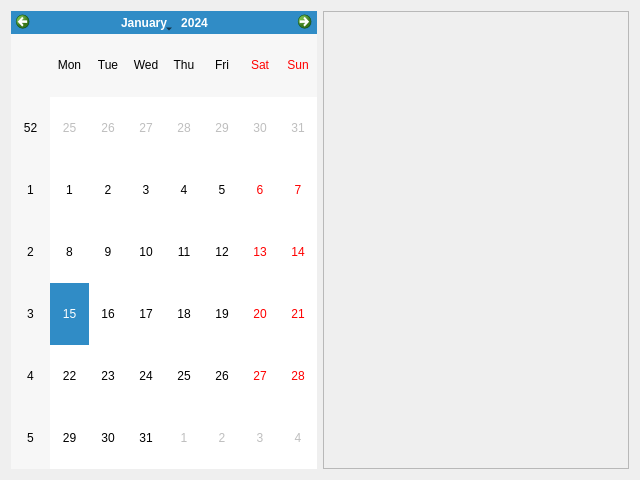
The window that src/GUI/TasksList/TasksList.ui (Yaon-C2H8N2/Projet-CDAA) describes before a commit, drawn with Qt 5.
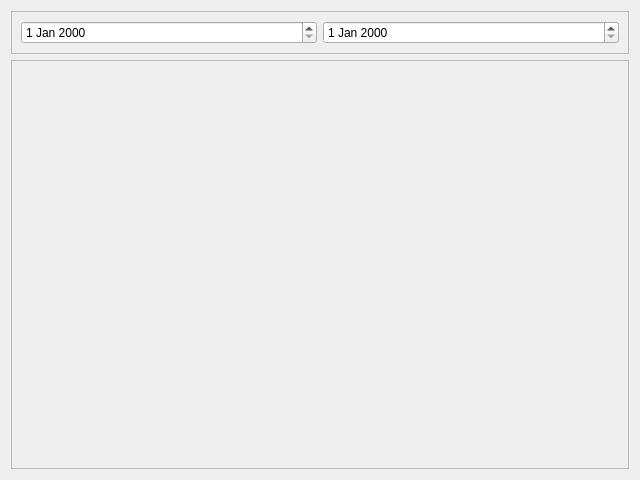
The same window after the commit.

Patch:
```diff
--- a/src/GUI/TasksList/TasksList.ui
+++ b/src/GUI/TasksList/TasksList.ui
@@ -13,9 +13,24 @@
   <property name="windowTitle">
    <string>Form</string>
   </property>
-  <layout class="QHBoxLayout" name="horizontalLayout">
+  <layout class="QVBoxLayout" name="verticalLayout_3">
    <item>
-    <widget class="QCalendarWidget" name="calendarWidget"/>
+    <widget class="QFrame" name="frame_2">
+     <property name="frameShape">
+      <enum>QFrame::StyledPanel</enum>
+     </property>
+     <property name="frameShadow">
+      <enum>QFrame::Raised</enum>
+     </property>
+     <layout class="QHBoxLayout" name="horizontalLayout">
+      <item>
+       <widget class="QDateEdit" name="dateEdit"/>
+      </item>
+      <item>
+       <widget class="QDateEdit" name="dateEdit_2"/>
+      </item>
+     </layout>
+    </widget>
    </item>
    <item>
     <widget class="QFrame" name="frame">
@@ -51,8 +66,8 @@
           <rect>
            <x>0</x>
            <y>0</y>
-           <width>302</width>
-           <height>460</height>
+           <width>620</width>
+           <height>406</height>
           </rect>
          </property>
          <layout class="QVBoxLayout" name="verticalLayout_2"/>
```
